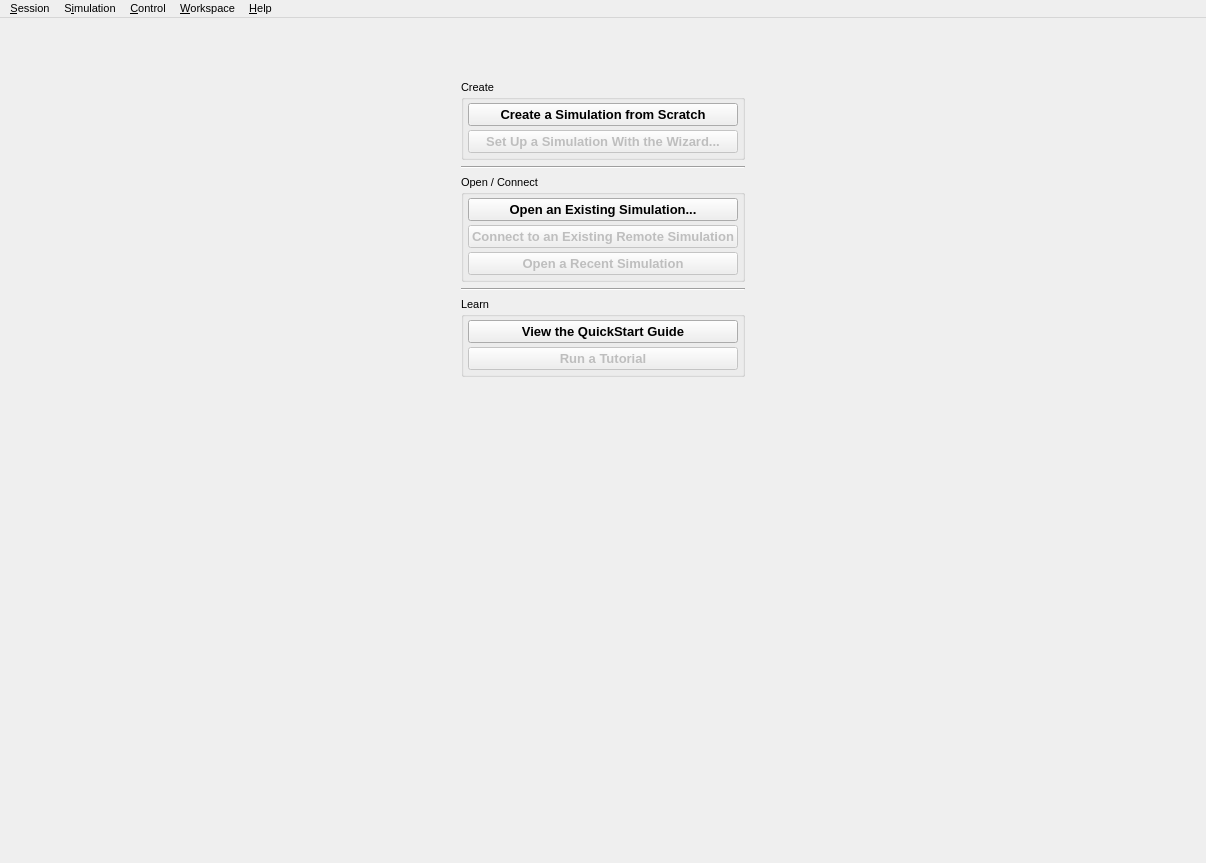
Old version of the form src/gui/gui.ui in the repository disorderedmaterials/dissolve.
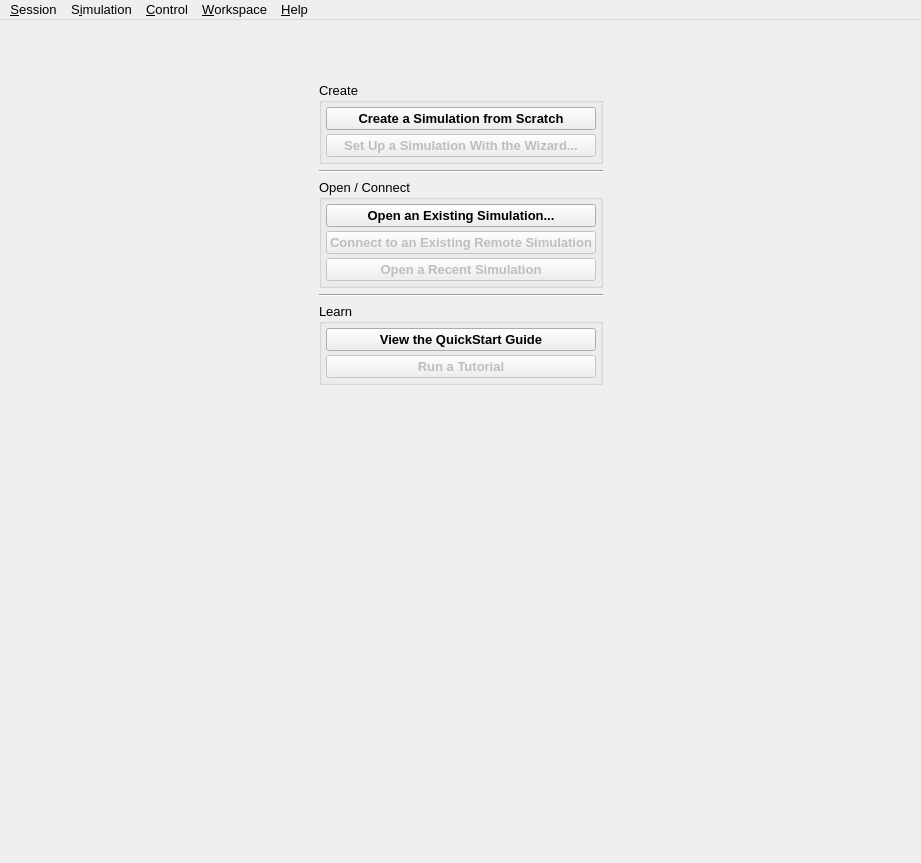
New version of the form. Icons and pictures are not drawn. Custom widgets are drawn as their Qt base class.

What changed in the file:
```diff
--- a/src/gui/gui.ui
+++ b/src/gui/gui.ui
@@ -6,13 +6,13 @@
    <rect>
     <x>0</x>
     <y>0</y>
-    <width>1206</width>
+    <width>921</width>
     <height>863</height>
    </rect>
   </property>
   <property name="font">
    <font>
-    <pointsize>8</pointsize>
+    <pointsize>10</pointsize>
    </font>
   </property>
   <property name="windowTitle">
@@ -1468,8 +1468,8 @@
     <rect>
      <x>0</x>
      <y>0</y>
-     <width>1206</width>
-     <height>23</height>
+     <width>921</width>
+     <height>25</height>
     </rect>
    </property>
    <widget class="QMenu" name="SessionMenu">
```
